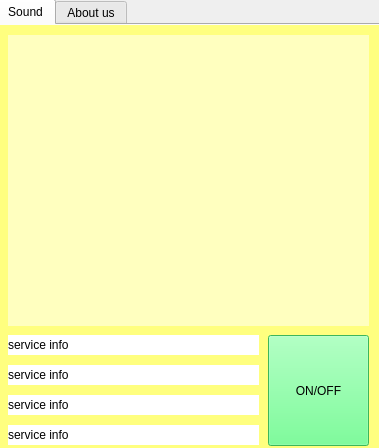
Above: Project/Frequencestein/mainwindow.ui from korch-noobster/Frequencestein before the change. Below: the same form after it.
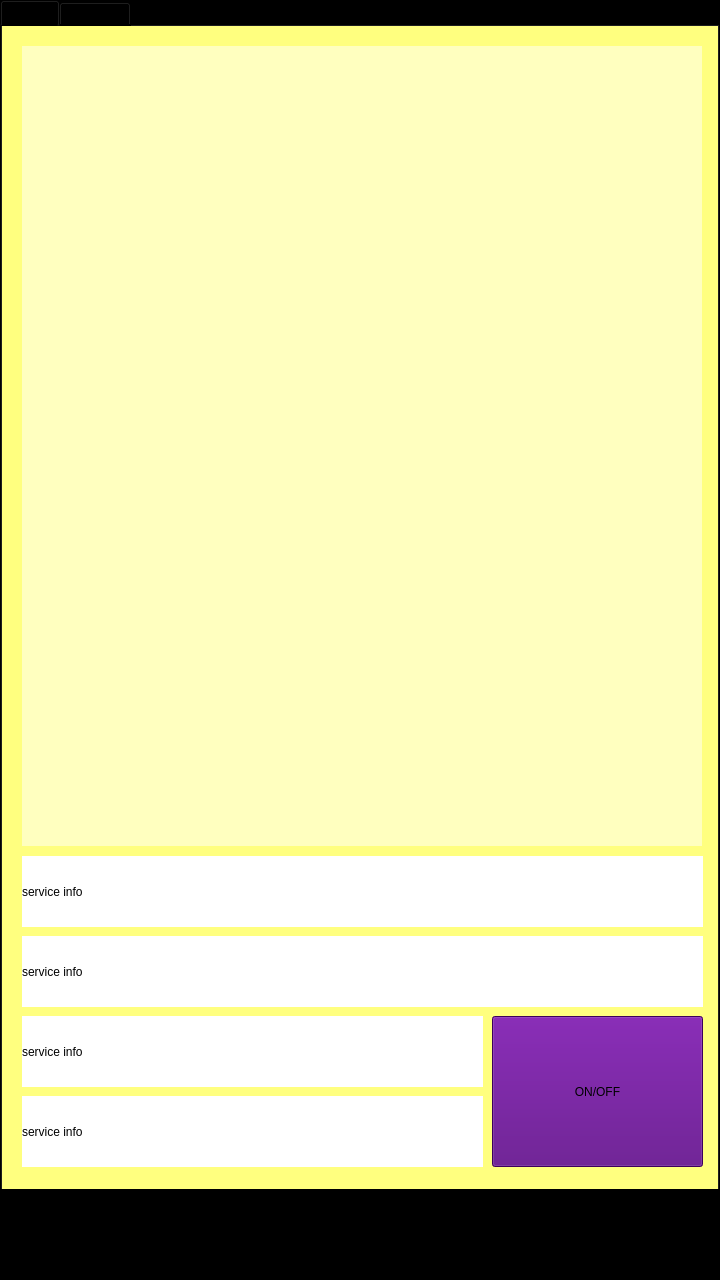
That is the form after the change.

Commit message: Extend mobile interface and add library for graphic drowing

What changed in the file:
```diff
--- a/Project/Frequencestein/mainwindow.ui
+++ b/Project/Frequencestein/mainwindow.ui
@@ -6,21 +6,30 @@
    <rect>
     <x>0</x>
     <y>0</y>
-    <width>379</width>
-    <height>448</height>
+    <width>720</width>
+    <height>1280</height>
    </rect>
   </property>
   <property name="windowTitle">
    <string>MainWindow</string>
   </property>
+  <property name="styleSheet">
+   <string notr="true">background-color: rgb(0, 0, 0);</string>
+  </property>
   <widget class="QWidget" name="centralWidget">
+   <property name="sizePolicy">
+    <sizepolicy hsizetype="Expanding" vsizetype="Expanding">
+     <horstretch>0</horstretch>
+     <verstretch>0</verstretch>
+    </sizepolicy>
+   </property>
    <widget class="QTabWidget" name="tabWidget">
     <property name="geometry">
      <rect>
-      <x>-4</x>
-      <y>-1</y>
-      <width>391</width>
-      <height>451</height>
+      <x>0</x>
+      <y>0</y>
+      <width>720</width>
+      <height>1191</height>
      </rect>
     </property>
     <property name="currentIndex">
@@ -52,71 +61,23 @@
      <widget class="QWidget" name="graphic" native="true">
       <property name="geometry">
        <rect>
-        <x>10</x>
-        <y>10</y>
-        <width>361</width>
-        <height>291</height>
+        <x>20</x>
+        <y>20</y>
+        <width>680</width>
+        <height>800</height>
        </rect>
       </property>
       <property name="styleSheet">
        <string notr="true">background-color: rgb(255, 255, 191);</string>
       </property>
      </widget>
-     <widget class="QLabel" name="label4">
-      <property name="geometry">
-       <rect>
-        <x>10</x>
-        <y>400</y>
-        <width>251</width>
-        <height>20</height>
-       </rect>
-      </property>
-      <property name="styleSheet">
-       <string notr="true">background-color: rgb(255, 255, 255);</string>
-      </property>
-      <property name="text">
-       <string>service info</string>
-      </property>
-     </widget>
-     <widget class="QLabel" name="label3">
-      <property name="geometry">
-       <rect>
-        <x>10</x>
-        <y>370</y>
-        <width>251</width>
-        <height>20</height>
-       </rect>
-      </property>
-      <property name="styleSheet">
-       <string notr="true">background-color: rgb(255, 255, 255);</string>
-      </property>
-      <property name="text">
-       <string>service info</string>
-      </property>
-     </widget>
-     <widget class="QLabel" name="label2">
-      <property name="geometry">
-       <rect>
-        <x>10</x>
-        <y>340</y>
-        <width>251</width>
-        <height>20</height>
-       </rect>
-      </property>
-      <property name="styleSheet">
-       <string notr="true">background-color: rgb(255, 255, 255);</string>
-      </property>
-      <property name="text">
-       <string>service info</string>
-      </property>
-     </widget>
      <widget class="QLabel" name="label1">
       <property name="geometry">
        <rect>
-        <x>10</x>
-        <y>310</y>
-        <width>251</width>
-        <height>20</height>
+        <x>20</x>
+        <y>830</y>
+        <width>681</width>
+        <height>71</height>
        </rect>
       </property>
       <property name="styleSheet">
@@ -132,10 +93,10 @@
       </property>
       <property name="geometry">
        <rect>
-        <x>270</x>
-        <y>310</y>
-        <width>101</width>
-        <height>111</height>
+        <x>490</x>
+        <y>990</y>
+        <width>211</width>
+        <height>151</height>
        </rect>
       </property>
       <property name="palette">
@@ -145,7 +106,7 @@
           <brush brushstyle="SolidPattern">
            <color alpha="255">
             <red>85</red>
-            <green>255</green>
+            <green>0</green>
             <blue>127</blue>
            </color>
           </brush>
@@ -154,7 +115,7 @@
           <brush brushstyle="SolidPattern">
            <color alpha="255">
             <red>85</red>
-            <green>255</green>
+            <green>0</green>
             <blue>127</blue>
            </color>
           </brush>
@@ -163,7 +124,7 @@
           <brush brushstyle="SolidPattern">
            <color alpha="255">
             <red>85</red>
-            <green>255</green>
+            <green>0</green>
             <blue>127</blue>
            </color>
           </brush>
@@ -174,7 +135,7 @@
           <brush brushstyle="SolidPattern">
            <color alpha="255">
             <red>85</red>
-            <green>255</green>
+            <green>0</green>
             <blue>127</blue>
            </color>
           </brush>
@@ -183,7 +144,7 @@
           <brush brushstyle="SolidPattern">
            <color alpha="255">
             <red>85</red>
-            <green>255</green>
+            <green>0</green>
             <blue>127</blue>
            </color>
           </brush>
@@ -192,7 +153,7 @@
           <brush brushstyle="SolidPattern">
            <color alpha="255">
             <red>85</red>
-            <green>255</green>
+            <green>0</green>
             <blue>127</blue>
            </color>
           </brush>
@@ -203,7 +164,7 @@
           <brush brushstyle="SolidPattern">
            <color alpha="255">
             <red>85</red>
-            <green>255</green>
+            <green>0</green>
             <blue>127</blue>
            </color>
           </brush>
@@ -212,7 +173,7 @@
           <brush brushstyle="SolidPattern">
            <color alpha="255">
             <red>85</red>
-            <green>255</green>
+            <green>0</green>
             <blue>127</blue>
            </color>
           </brush>
@@ -221,7 +182,7 @@
           <brush brushstyle="SolidPattern">
            <color alpha="255">
             <red>85</red>
-            <green>255</green>
+            <green>0</green>
             <blue>127</blue>
            </color>
           </brush>
@@ -238,12 +199,60 @@
        <bool>false</bool>
       </property>
       <property name="styleSheet">
-       <string notr="true">background-color: rgb(85, 255, 127);</string>
+       <string notr="true">background-color: rgb(85, 0, 127);</string>
       </property>
       <property name="text">
        <string>ON/OFF</string>
       </property>
      </widget>
+     <widget class="QLabel" name="label1_2">
+      <property name="geometry">
+       <rect>
+        <x>20</x>
+        <y>910</y>
+        <width>681</width>
+        <height>71</height>
+       </rect>
+      </property>
+      <property name="styleSheet">
+       <string notr="true">background-color: rgb(255, 255, 255);</string>
+      </property>
+      <property name="text">
+       <string>service info</string>
+      </property>
+     </widget>
+     <widget class="QLabel" name="label1_3">
+      <property name="geometry">
+       <rect>
+        <x>20</x>
+        <y>990</y>
+        <width>461</width>
+        <height>71</height>
+       </rect>
+      </property>
+      <property name="styleSheet">
+       <string notr="true">background-color: rgb(255, 255, 255);</string>
+      </property>
+      <property name="text">
+       <string>service info</string>
+      </property>
+     </widget>
+     <widget class="QLabel" name="label1_4">
+      <property name="geometry">
+       <rect>
+        <x>20</x>
+        <y>1070</y>
+        <width>461</width>
+        <height>71</height>
+       </rect>
+      </property>
+      <property name="styleSheet">
+       <string notr="true">background-color: rgb(255, 255, 255);</string>
+      </property>
+      <property name="text">
+       <string>service info</string>
+      </property>
+     </widget>
     </widget>
     <widget class="QWidget" name="infoPage">
      <property name="styleSheet">
```
The commit also changes 3 other files.
